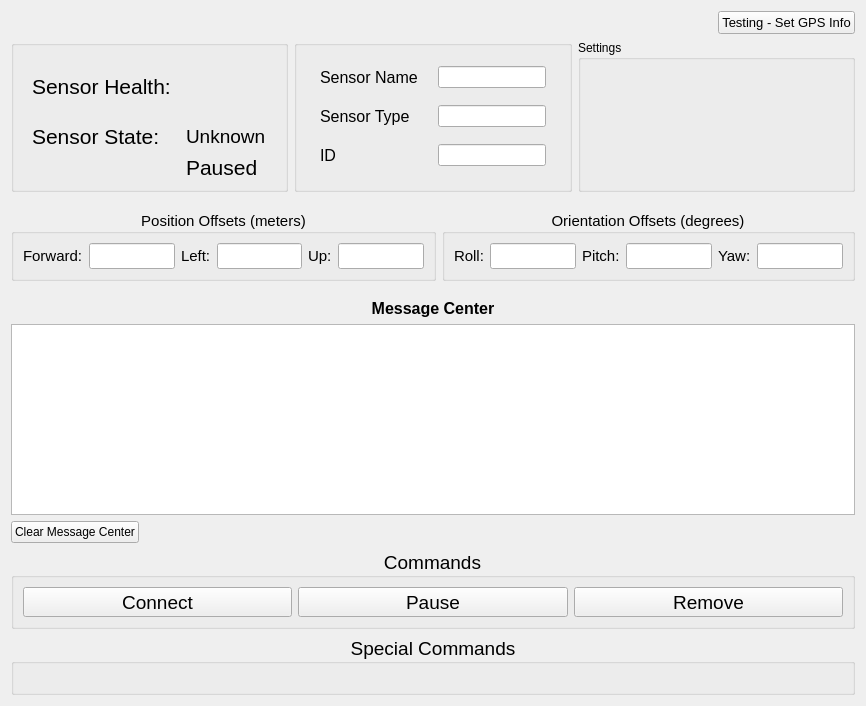
This is source/sensor_view_widget.ui in DySense/DySense as Qt 5 draws it before an edit. The edited form follows.
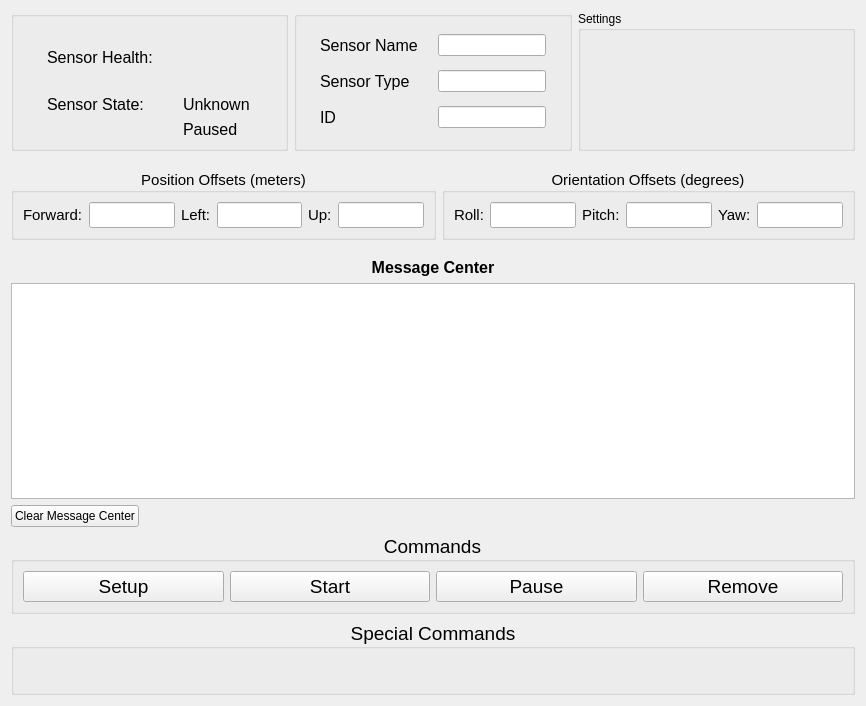
This is the edited form.

Commit message: Cleaned up overall look of UI. Added color to list items to reflect sensor health.

What changed in the file:
```diff
--- a/source/sensor_view_widget.ui
+++ b/source/sensor_view_widget.ui
@@ -14,35 +14,6 @@
    <string>Form</string>
   </property>
   <layout class="QVBoxLayout" name="verticalLayout">
-   <item>
-    <layout class="QHBoxLayout" name="horizontalLayout_7">
-     <item>
-      <spacer name="horizontalSpacer_2">
-       <property name="orientation">
-        <enum>Qt::Horizontal</enum>
-       </property>
-       <property name="sizeHint" stdset="0">
-        <size>
-         <width>40</width>
-         <height>20</height>
-        </size>
-       </property>
-      </spacer>
-     </item>
-     <item>
-      <widget class="QPushButton" name="set_gps_info_button">
-       <property name="font">
-        <font>
-         <pointsize>10</pointsize>
-        </font>
-       </property>
-       <property name="text">
-        <string>Testing - Set GPS Info</string>
-       </property>
-      </widget>
-     </item>
-    </layout>
-   </item>
    <item>
     <layout class="QHBoxLayout" name="horizontalLayout_2">
      <item>
@@ -55,7 +26,7 @@
          <widget class="QLabel" name="sensor_health_label">
           <property name="font">
            <font>
-            <pointsize>16</pointsize>
+            <pointsize>12</pointsize>
            </font>
           </property>
           <property name="text">
@@ -92,7 +63,7 @@
           </property>
           <property name="font">
            <font>
-            <pointsize>16</pointsize>
+            <pointsize>12</pointsize>
            </font>
           </property>
           <property name="text">
@@ -104,7 +75,7 @@
          <widget class="QLabel" name="sensor_state_value_label">
           <property name="font">
            <font>
-            <pointsize>14</pointsize>
+            <pointsize>12</pointsize>
            </font>
           </property>
           <property name="text">
@@ -116,7 +87,7 @@
          <widget class="QLabel" name="paused_label">
           <property name="font">
            <font>
-            <pointsize>16</pointsize>
+            <pointsize>12</pointsize>
            </font>
           </property>
           <property name="text">
@@ -379,7 +350,7 @@
        </property>
        <property name="font">
         <font>
-         <pointsize>10</pointsize>
+         <pointsize>12</pointsize>
         </font>
        </property>
       </widget>
@@ -413,7 +384,7 @@
    <item>
     <widget class="QGroupBox" name="commands_group_box">
      <property name="sizePolicy">
-      <sizepolicy hsizetype="Preferred" vsizetype="Minimum">
+      <sizepolicy hsizetype="Preferred" vsizetype="Fixed">
        <horstretch>0</horstretch>
        <verstretch>0</verstretch>
       </sizepolicy>
@@ -421,7 +392,7 @@
      <property name="minimumSize">
       <size>
        <width>0</width>
-       <height>60</height>
+       <height>75</height>
       </size>
      </property>
      <property name="font">
@@ -445,7 +416,14 @@
          </size>
         </property>
         <property name="text">
-         <string>Connect</string>
+         <string>Setup</string>
+        </property>
+       </widget>
+      </item>
+      <item>
+       <widget class="QPushButton" name="start_sensor_button">
+        <property name="text">
+         <string>Start</string>
         </property>
        </widget>
       </item>
@@ -464,6 +442,12 @@
       </item>
       <item>
        <widget class="QPushButton" name="remove_sensor_button">
+        <property name="minimumSize">
+         <size>
+          <width>0</width>
+          <height>30</height>
+         </size>
+        </property>
         <property name="text">
          <string>Remove</string>
         </property>
@@ -475,7 +459,7 @@
    <item>
     <widget class="QGroupBox" name="special_commands_group_box">
      <property name="sizePolicy">
-      <sizepolicy hsizetype="Preferred" vsizetype="Minimum">
+      <sizepolicy hsizetype="Preferred" vsizetype="Fixed">
        <horstretch>0</horstretch>
        <verstretch>0</verstretch>
       </sizepolicy>
@@ -483,7 +467,7 @@
      <property name="minimumSize">
       <size>
        <width>0</width>
-       <height>60</height>
+       <height>75</height>
       </size>
      </property>
      <property name="font">
```
Left out of the diff: 3 changed lines with no effect on the pictures. The commit also changes 7 other files.
